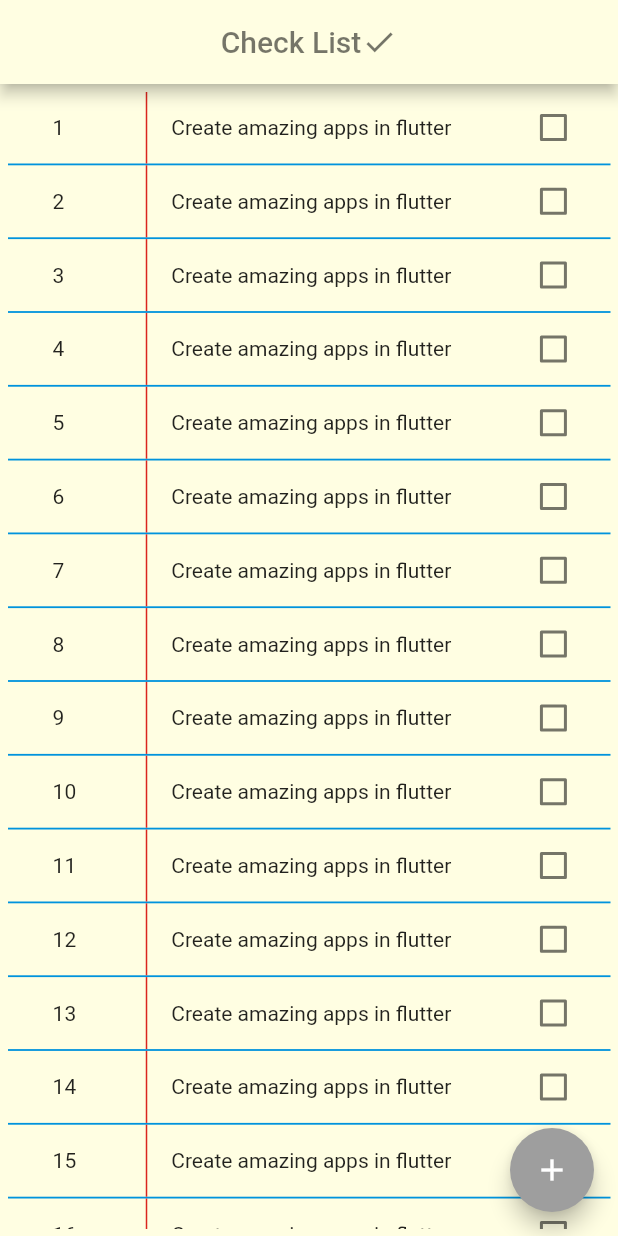
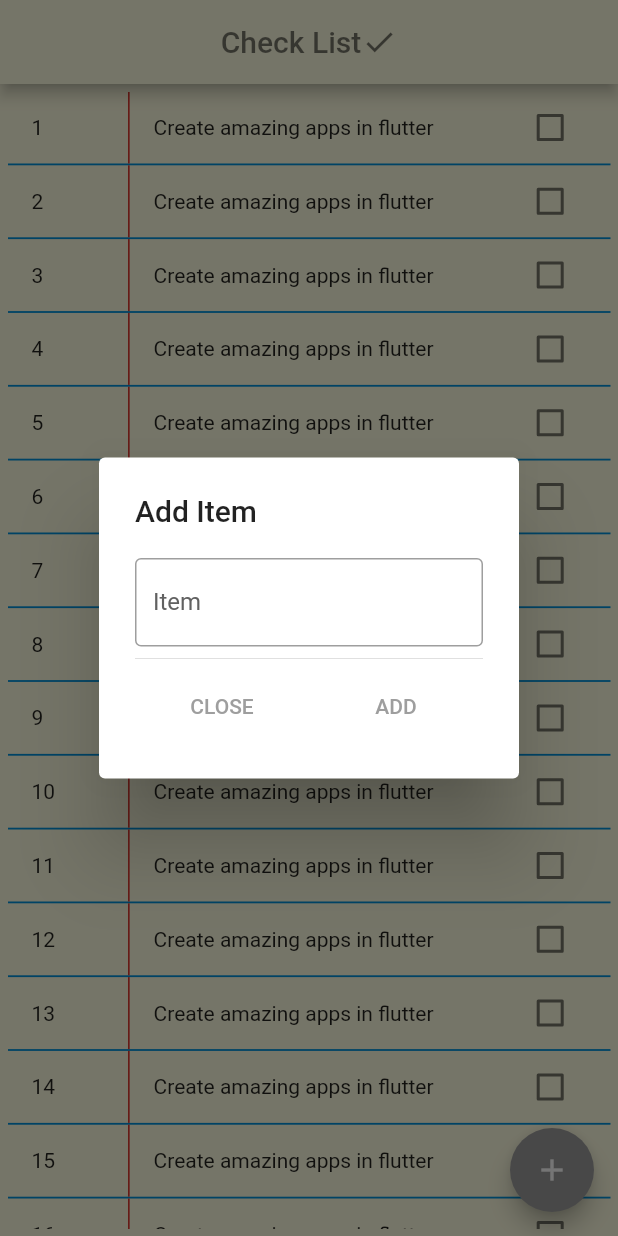
Before and after one commit to brenomachadodomonte/bm2_check_list, a Flutter app: the screen it shows after launch, after a tap on the "add" icon, on a phone screen of 412 x 824 dp. Run offline on Flutter 3.47's test engine with Material 2 defaults, Android fonts, the light colour scheme and no system bars.

Commit message:
Creating add item form and some changes

```diff
--- a/lib/check_list.dart
+++ b/lib/check_list.dart
@@ -8,6 +8,9 @@
 class _CheckListState extends State<CheckList> {
 
   GlobalKey<ScaffoldState> _key = GlobalKey();
+  var controllerItem = TextEditingController();
+
+  GlobalKey<FormState> _formKeyAdd = GlobalKey<FormState>();
 
   List myList =  List.generate(20, (index){
     return {
@@ -19,6 +22,9 @@
 
   @override
   Widget build(BuildContext context) {
+
+    double width = MediaQuery.of(context).size.width - 10;
+
     return Scaffold(
       key: _key,
       appBar: AppBar(
@@ -37,20 +43,20 @@
         child: ListView.builder(
           itemCount: myList.length,
           itemBuilder: (context, index) {
-            return _row(index);
+            return _row(index, width);
           },
         ),
       ),
       floatingActionButton: FloatingActionButton(
         child: Icon(Icons.add, color: Colors.white,),
         onPressed: (){
-          //TODO: Show dialog to add Item List
+          _showDialogAddItem(context);
         },
       ),
     );
   }
 
-  _row(int index){
+  _row(int index, double width){
     return Dismissible(
       key: UniqueKey(),
       background: Container(color: Colors.grey),
@@ -63,32 +69,28 @@
         child: Row(
           mainAxisAlignment: MainAxisAlignment.spaceAround,
           children: <Widget>[
-            Flexible(
-              flex: 1,
-              child: Container(
+            Container(
               child: Text((index+1).toString()),
-                width: 50,
+              width: width * 0.2,
               padding: EdgeInsets.all(16),
             ),
-            ),
-            Flexible(
-              flex: 4,
-              child: Container(
+            Container(
+              width: width * 0.6,
               decoration: BoxDecoration(
                   border: Border(
                       left: BorderSide(color: Color.fromARGB(255, 218, 37, 30))
                   )
               ),
               child: Column(
+                crossAxisAlignment: CrossAxisAlignment.start,
                 children: <Widget>[
                   Text(myList[index]['text'], style: TextStyle(decoration: myList[index]['decoration']),)
                 ],
               ),
               padding: EdgeInsets.all(16),
             ),
-            ),
-            Flexible(
-              flex: 1,
+            Container(
+              width: width * 0.2,
               child: Checkbox(
                 value: myList[index]['checked'],
                 onChanged: (value){
@@ -98,14 +100,12 @@
                   });
                 },
               ),
-            ),
+            )
           ],
         ),
       ),
       onDismissed: (orientation){
-        print(index);
         setState(() {
-          // added this block
           Map deletedItem = myList.removeAt(index);
           _key.currentState
             ..removeCurrentSnackBar()
@@ -123,4 +123,82 @@
     );
   }
 
+  void _showDialogAddItem(BuildContext context){
+    controllerItem.text = '';
+    showDialog(
+      context: context,
+      barrierDismissible: false,
+      builder: (BuildContext context) {
+        // return object of type Dialog
+        return AlertDialog(
+          title: Text("Add Item"),
+          content: Container(
+            child: Form(
+              key: _formKeyAdd,
+              child: Column(
+                mainAxisSize: MainAxisSize.min,
+                children: <Widget>[
+                  Flexible(
+                    child: TextFormField(
+                      controller: controllerItem,
+                      decoration: InputDecoration(
+                        labelText: 'Item',
+                        labelStyle: TextStyle(color: Colors.grey[700]),
+                        border: OutlineInputBorder(),
+                      ),
+                      validator: (value) {
+                        if(value.isEmpty){
+                          return "Item is required!";
                         }
+                        return null;
+                      }
+                    ),
+                  ),
+                  Divider(),
+                  Row(
+                    children: <Widget>[
+                      Expanded(
+                        flex: 1,
+                        child: FlatButton(
+                          child: Text(
+                            "CLOSE",
+                            style: TextStyle(color: Theme.of(context).primaryColor),
+                          ),
+                          onPressed: () {
+                            Navigator.of(context).pop();
+                          },
+                        ),
+                      ),
+                      Expanded(
+                        flex: 1,
+                        child: FlatButton(
+                          child: Text(
+                            "ADD",style: TextStyle(color: Theme.of(context).primaryColor),
+                          ),
+                          onPressed: () {
+                            if(_formKeyAdd.currentState.validate()){
+                              Map item = {
+                                'text': controllerItem.text,
+                                'checked':false,
+                                'decoration':TextDecoration.none
+                              };
+                              setState(() {
+                                myList.add(item);
+                              });
+                              Navigator.of(context).pop();
+                            }
+                          },
+                        ),
+                      )
+                    ],
+                  ),
+                ],
+              ),
+            ),
+          ),
+        );
+      },
+    );
+  }
+
+}
```
Lines whose indentation alone changed are shown as unchanged.
